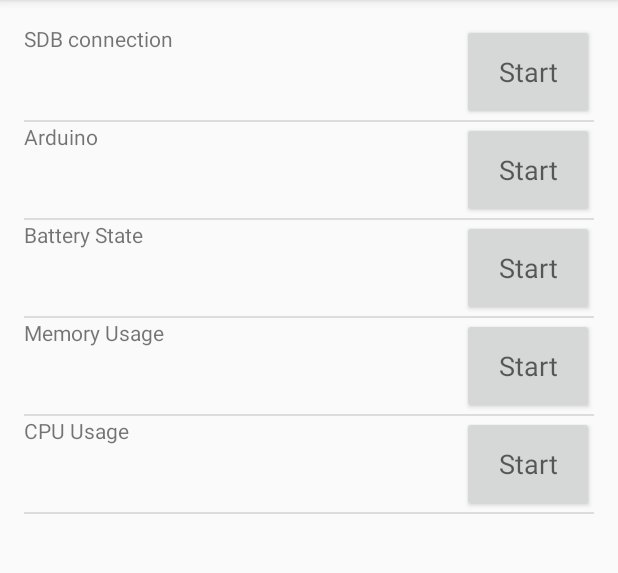
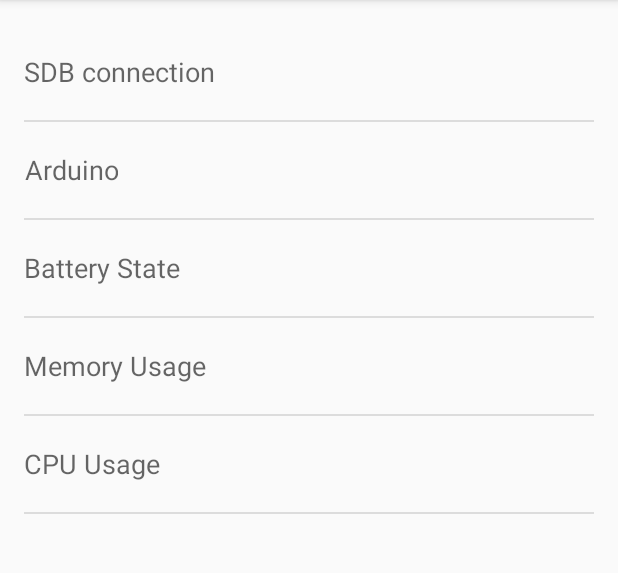
Before and after one commit to abs-platform/abs-software, an Android app: the screen it shows after launch (MainActivity), on a phone screen of 412 x 824 dp, the part 84-657 px from its top. Run offline under Robolectric (Android 15) with nearby library versions, the phone set to English and light mode, and no system bars.

Commit message:
switching between tests (working)
Implemented and working communication between MainActivity and the
service to start when the user clicks an item. It starts the correct
test.

```diff
--- a/testing_app/app/src/main/java/abs/testingapp/MainActivity.java
+++ b/testing_app/app/src/main/java/abs/testingapp/MainActivity.java
@@ -6,7 +6,7 @@ import android.os.Bundle;
 import android.view.Menu;
 import android.view.MenuItem;
 import android.view.View;
-import android.widget.Button;
+import android.widget.AdapterView;
 import android.widget.ListView;
 
 import java.util.ArrayList;
@@ -14,7 +14,6 @@ import java.util.List;
 
 import abs.classes.Item;
 import abs.classes.ItemAdapter;
-import abs.services.DemoService;
 import abs.services.GoodService;
 
 
@@ -32,26 +31,23 @@ public class MainActivity extends ActionBarActivity {
         List<Item> items = createList();
         this.listView.setAdapter(new ItemAdapter(this, items));
 
-        /* Start and trigger a service */
-        Intent service = new Intent(MainActivity.this, GoodService.class);
-        /* Add data to the intent */
-        service.putExtra("key", "Message!");
-        startService(service);
+        /* Set the click listener for listView items and start the
+        service if the user clicks one of them */
+        listView.setOnItemClickListener(new AdapterView.OnItemClickListener() {
+            @Override
+            public void onItemClick(AdapterView<?> parent, View view, int position, long id) {
+                /* Identify the item that is clicked */
+                Item item = (Item) parent.getItemAtPosition(position);
+                Intent service = new Intent(MainActivity.this,
+                        GoodService.class);
+                /* Get the item id and pass it to the service to know which
+                test to start */
+                service.putExtra("key", item.get_id());
 
-        /* Set the click listener for buttons on listView and start the
-        service if the user clicks */
-        /*
-        final Button start_button = (Button) findViewById(R.id.tv_button);
-        start_button.setOnClickListener(new View.OnClickListener() {
-            @Override
-            public void onClick(View v)
-            {
-                // access item properties identifying which button is clicked
-                // do a item.get_id() to know which service to start
-                startService(new Intent(MainActivity.this, DemoService.class));
+                startService(service);
             }
         });
-        */
+
     }
 
 
--- a/testing_app/app/src/main/res/layout/list_item.xml
+++ b/testing_app/app/src/main/res/layout/list_item.xml
@@ -8,8 +8,11 @@
         android:layout_width="wrap_content"
         android:layout_height="match_parent"
         android:layout_alignParentLeft="true"
-        android:layout_alignParentStart="true" />
-
+        android:layout_alignParentStart="true"
+        android:textAlignment="center"
+        android:gravity="center"
+        android:textAppearance="?android:attr/textAppearanceMedium" />
+<!--
     <Button
         android:id="@+id/tv_button"
         android:layout_width="wrap_content"
@@ -21,5 +24,5 @@
         android:layout_alignParentTop="true"
         android:layout_alignParentRight="true"
         android:layout_alignParentEnd="true" />
-
+-->
 </RelativeLayout>
```
Also changed, not shown: testing_app/app/src/main/java/abs/services/GoodService.java (+35 -4 lines).
